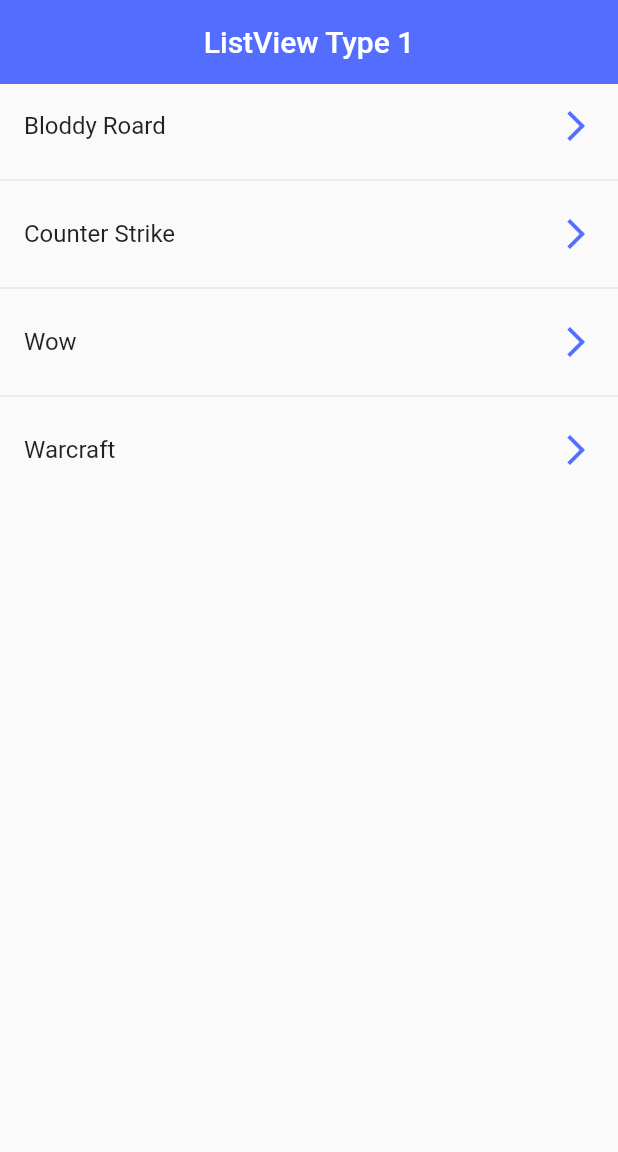
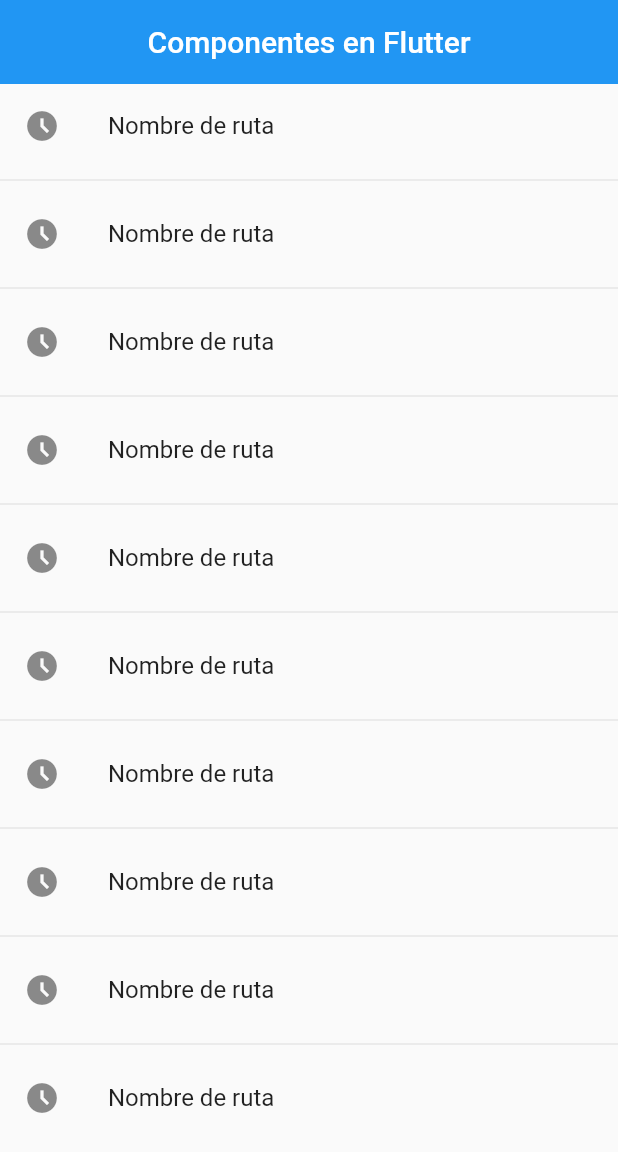
Before and after one commit to Alejgl04/flutter-components, a Flutter app: the screen it shows after launch, on a phone screen of 412 x 824 dp. Shown: the top 1152 px of the screen. Run offline on Flutter 3.47's test engine with Material 2 defaults, Android fonts, the phone set to English and light mode, and no system bars.

Commit message:
routes in flutter

```diff
--- a/lib/main.dart
+++ b/lib/main.dart
@@ -1,6 +1,6 @@
+import 'package:fl_widgets/screens/screens.dart';
 import 'package:flutter/material.dart';
 
-import 'package:fl_widgets/screens/listview1_screen.dart';
 
 void main() => runApp( const MyApp() );
 
@@ -9,11 +9,22 @@
 
   @override
   Widget build(BuildContext context) {
-    return const MaterialApp(
+    return MaterialApp(
       debugShowCheckedModeBanner: false,
-
       title: 'Material App',
-      home: Listview1Screen()
+      // home: const CardScreen(),
+      initialRoute: 'home',
+      routes: {
+        'home'     : (BuildContext context) => const HomeScreen(),
+        'listview1': (BuildContext context) => const Listview1Screen(),
+        'alert'    : (BuildContext context) => const AlertScreen(),
+        'card'     : (BuildContext context) => const CardScreen(),
+      },
+      onGenerateRoute: (settings) {
+        return MaterialPageRoute(
+          builder: ((context) => const AlertScreen())
+        );
+      },
     );
   }
 }
--- /dev/null
+++ b/lib/screens/home_screen.dart
@@ -0,0 +1,30 @@
+import 'package:flutter/material.dart';
+
+class HomeScreen extends StatelessWidget {
+
+  const HomeScreen({Key? key}) : super(key: key);
+
+  @override
+  Widget build(BuildContext context) {
+    return Scaffold(
+      appBar: AppBar(
+        title: const Text('Componentes en Flutter'),
+        elevation: 0,
+        centerTitle: true,
+      ),
+      body: ListView.separated(
+        itemBuilder: (context, index) => ListTile(
+          title: const Text('Nombre de ruta'),
+          leading: const Icon( Icons.access_time_filled_outlined ),
+          onTap: () {
+
+            Navigator.pushNamed(context, 'alert');
+
+          },
+        ),
+        separatorBuilder: (_, __) => const Divider(),
+        itemCount: 10
+      )
+    );
+  }
+}
--- /dev/null
+++ b/lib/screens/screens.dart
@@ -0,0 +1,4 @@
+export 'package:fl_widgets/screens/alert_screen.dart';
+export 'package:fl_widgets/screens/card_screen.dart';
+export 'package:fl_widgets/screens/home_screen.dart';
+export 'package:fl_widgets/screens/listview1_screen.dart';
```
Also changed, not shown: lib/screens/alert_screen.dart (added, +15 -0 lines), lib/screens/card_screen.dart (added, +15 -0 lines).
